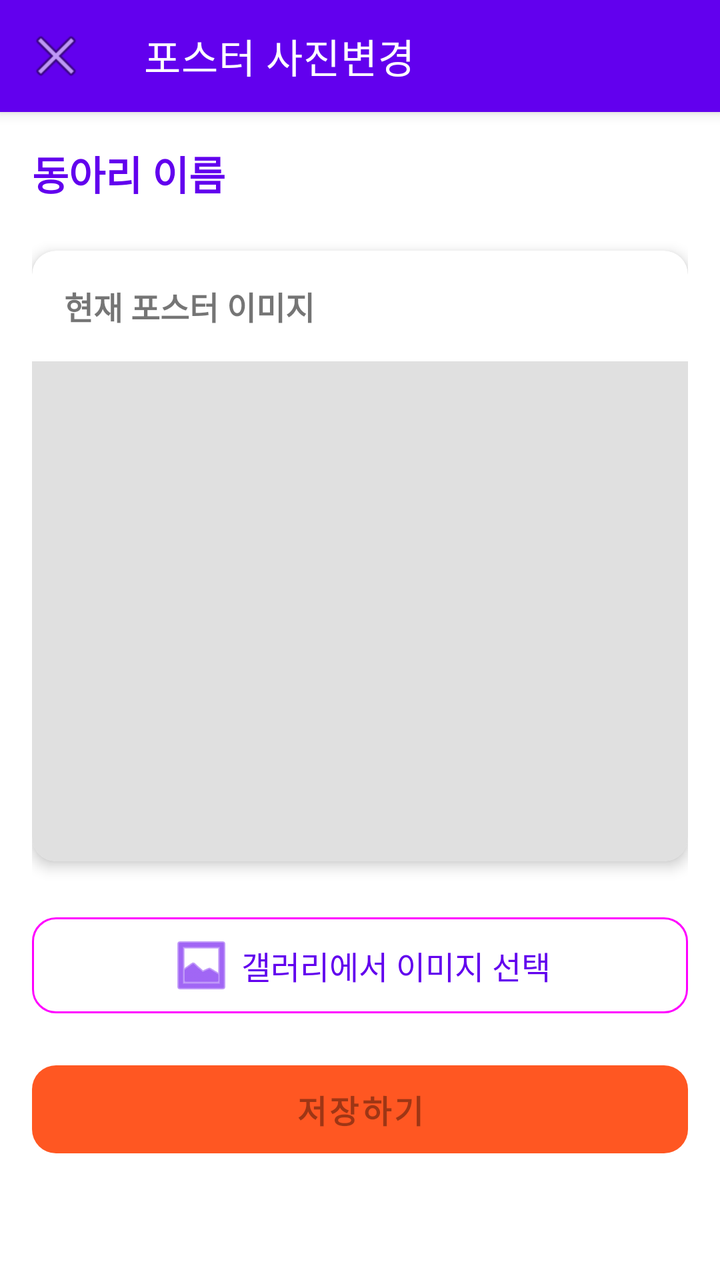
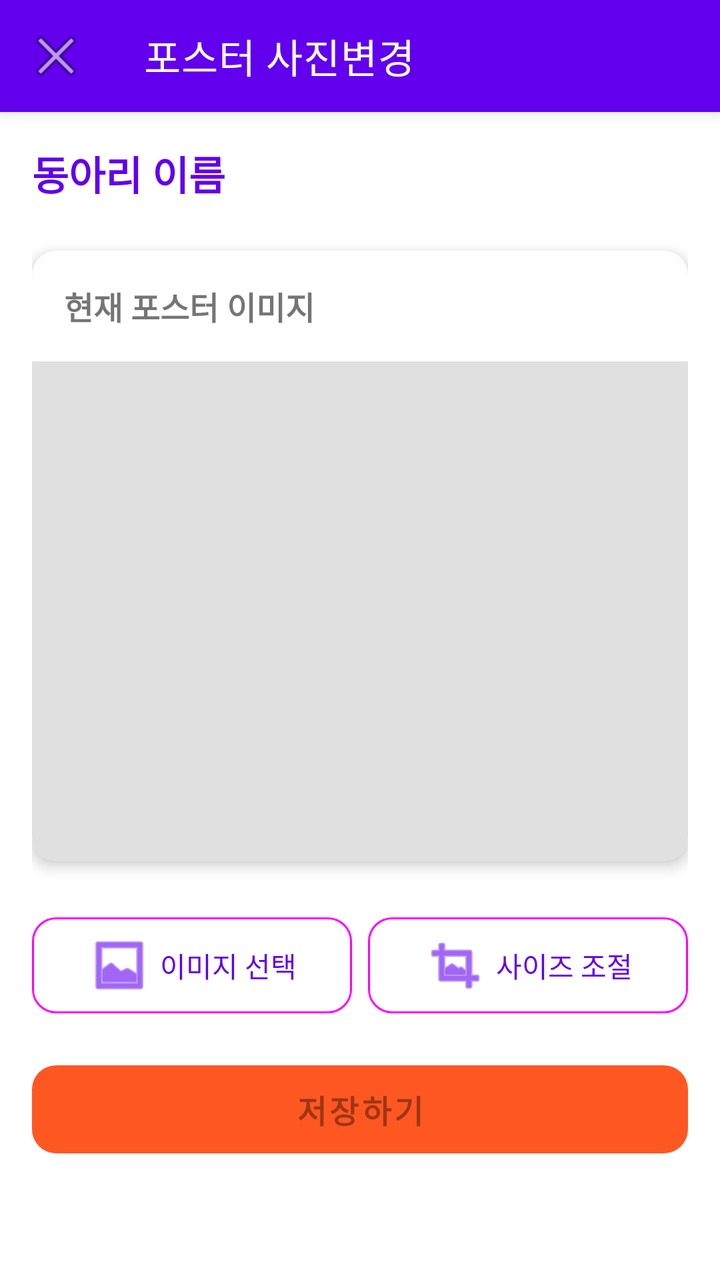

Compare the two renders of this Android layout. The source of the first and the diff that turns it into the second are given below.
<!-- AndroidManifest.xml: application theme Theme.ClubManagement -->
<!-- res/layout/activity_carousel_edit.xml -->
<?xml version="1.0" encoding="utf-8"?>
<androidx.constraintlayout.widget.ConstraintLayout
    xmlns:android="http://schemas.android.com/apk/res/android"
    xmlns:app="http://schemas.android.com/apk/res-auto"
    android:layout_width="match_parent"
    android:layout_height="match_parent"
    android:background="@android:color/white">

    <androidx.appcompat.widget.Toolbar
        android:id="@+id/toolbar"
        android:layout_width="match_parent"
        android:layout_height="?attr/actionBarSize"
        android:background="?attr/colorPrimary"
        android:elevation="4dp"
        app:layout_constraintTop_toTopOf="parent"
        app:title="포스터 사진변경"
        app:titleTextColor="@android:color/white"
        app:navigationIcon="@android:drawable/ic_menu_close_clear_cancel"/>

    <ScrollView
        android:layout_width="match_parent"
        android:layout_height="0dp"
        app:layout_constraintTop_toBottomOf="@id/toolbar"
        app:layout_constraintBottom_toBottomOf="parent">

        <LinearLayout
            android:layout_width="match_parent"
            android:layout_height="wrap_content"
            android:orientation="vertical"
            android:padding="16dp">

            
            <TextView
                android:id="@+id/tvClubName"
                android:layout_width="wrap_content"
                android:layout_height="wrap_content"
                android:text="동아리 이름"
                android:textSize="20sp"
                android:textStyle="bold"
                android:textColor="?attr/colorPrimary"
                android:layout_marginBottom="24dp"/>

            
            <com.google.android.material.card.MaterialCardView
                android:layout_width="match_parent"
                android:layout_height="wrap_content"
                app:cardCornerRadius="12dp"
                app:cardElevation="4dp"
                android:layout_marginBottom="24dp">

                <LinearLayout
                    android:layout_width="match_parent"
                    android:layout_height="wrap_content"
                    android:orientation="vertical">

                    <TextView
                        android:layout_width="wrap_content"
                        android:layout_height="wrap_content"
                        android:text="현재 포스터 이미지"
                        android:textSize="16sp"
                        android:textStyle="bold"
                        android:padding="16dp"/>

                    <ImageView
                        android:id="@+id/ivCurrentPoster"
                        android:layout_width="match_parent"
                        android:layout_height="250dp"
                        android:scaleType="centerCrop"
                        android:background="#E0E0E0"
                        android:contentDescription="현재 포스터"/>

                </LinearLayout>

            </com.google.android.material.card.MaterialCardView>

            
            <com.google.android.material.card.MaterialCardView
                android:id="@+id/cardNewImage"
                android:layout_width="match_parent"
                android:layout_height="wrap_content"
                app:cardCornerRadius="12dp"
                app:cardElevation="4dp"
                android:layout_marginBottom="24dp"
                android:visibility="gone">

                <LinearLayout
                    android:layout_width="match_parent"
                    android:layout_height="wrap_content"
                    android:orientation="vertical">

                    <TextView
                        android:layout_width="wrap_content"
                        android:layout_height="wrap_content"
                        android:text="새 포스터 이미지 (미리보기)"
                        android:textSize="16sp"
                        android:textStyle="bold"
                        android:textColor="#FF5722"
                        android:padding="16dp"/>

                    <ImageView
                        android:id="@+id/ivNewPoster"
                        android:layout_width="match_parent"
                        android:layout_height="250dp"
                        android:scaleType="centerCrop"
                        android:background="#E0E0E0"
                        android:contentDescription="새 포스터"/>

                </LinearLayout>

            </com.google.android.material.card.MaterialCardView>

            
            <com.google.android.material.button.MaterialButton
                android:id="@+id/btnSelectImage"
                android:layout_width="match_parent"
                android:layout_height="56dp"
                android:text="갤러리에서 이미지 선택"
                android:textSize="16sp"
                app:icon="@android:drawable/ic_menu_gallery"
                app:iconGravity="textStart"
                style="@style/Widget.Material3.Button.OutlinedButton"
                app:cornerRadius="12dp"
                android:layout_marginBottom="16dp"/>

            
            <com.google.android.material.button.MaterialButton
                android:id="@+id/btnSave"
                android:layout_width="match_parent"
                android:layout_height="56dp"
                android:text="저장하기"
                android:textSize="16sp"
                android:textStyle="bold"
                app:backgroundTint="#FF5722"
                app:cornerRadius="12dp"
                android:enabled="false"/>

            
            <ProgressBar
                android:id="@+id/progressBar"
                android:layout_width="wrap_content"
                android:layout_height="wrap_content"
                android:layout_gravity="center"
                android:layout_marginTop="24dp"
                android:visibility="gone"/>

        </LinearLayout>

    </ScrollView>

</androidx.constraintlayout.widget.ConstraintLayout>
<!-- resources referenced by this layout -->
<resources>
  <style name="Theme.ClubManagement" parent="Theme.MaterialComponents.DayNight.NoActionBar">
          
          <item name="colorPrimary">@color/purple_500</item>
          <item name="colorPrimaryVariant">@color/purple_700</item>
          <item name="colorOnPrimary">@color/white</item>
          
          <item name="colorSecondary">@color/teal_200</item>
          <item name="colorSecondaryVariant">@color/teal_700</item>
          <item name="colorOnSecondary">@color/black</item>
          
          <item name="android:statusBarColor">#40000000</item>
          <item name="android:windowLightStatusBar" tools:targetApi="m">false</item>
          
          <item name="android:navigationBarColor">@android:color/white</item>
          <item name="android:windowLightNavigationBar" tools:targetApi="o_mr1">true</item>
          <item name="android:fitsSystemWindows">true</item>
      </style>
  <color name="purple_500">#FF6200EE</color>
  <color name="purple_700">#FF3700B3</color>
  <color name="white">#FFFFFFFF</color>
  <color name="teal_200">#FF03DAC5</color>
  <color name="teal_700">#FF018786</color>
  <color name="black">#FF000000</color>
</resources>

<!-- the commit's change to res/layout/activity_carousel_edit.xml (unified diff, before → after) -->
@@ -110,17 +110,40 @@
             </com.google.android.material.card.MaterialCardView>
 
             
-            <com.google.android.material.button.MaterialButton
-                android:id="@+id/btnSelectImage"
+            <LinearLayout
                 android:layout_width="match_parent"
-                android:layout_height="56dp"
-                android:text="갤러리에서 이미지 선택"
-                android:textSize="16sp"
-                app:icon="@android:drawable/ic_menu_gallery"
-                app:iconGravity="textStart"
-                style="@style/Widget.Material3.Button.OutlinedButton"
-                app:cornerRadius="12dp"
-                android:layout_marginBottom="16dp"/>
+                android:layout_height="wrap_content"
+                android:orientation="horizontal"
+                android:layout_marginBottom="16dp">
+
+                
+                <com.google.android.material.button.MaterialButton
+                    android:id="@+id/btnSelectImage"
+                    android:layout_width="0dp"
+                    android:layout_weight="1"
+                    android:layout_height="56dp"
+                    android:text="이미지 선택"
+                    android:textSize="14sp"
+                    app:icon="@android:drawable/ic_menu_gallery"
+                    app:iconGravity="textStart"
+                    style="@style/Widget.Material3.Button.OutlinedButton"
+                    app:cornerRadius="12dp"
+                    android:layout_marginEnd="8dp"/>
+
+                
+                <com.google.android.material.button.MaterialButton
+                    android:id="@+id/btnAdjustSize"
+                    android:layout_width="0dp"
+                    android:layout_weight="1"
+                    android:layout_height="56dp"
+                    android:text="사이즈 조절"
+                    android:textSize="14sp"
+                    app:icon="@android:drawable/ic_menu_crop"
+                    app:iconGravity="textStart"
+                    style="@style/Widget.Material3.Button.OutlinedButton"
+                    app:cornerRadius="12dp"/>
+
+            </LinearLayout>
 
             
             <com.google.android.material.button.MaterialButton
